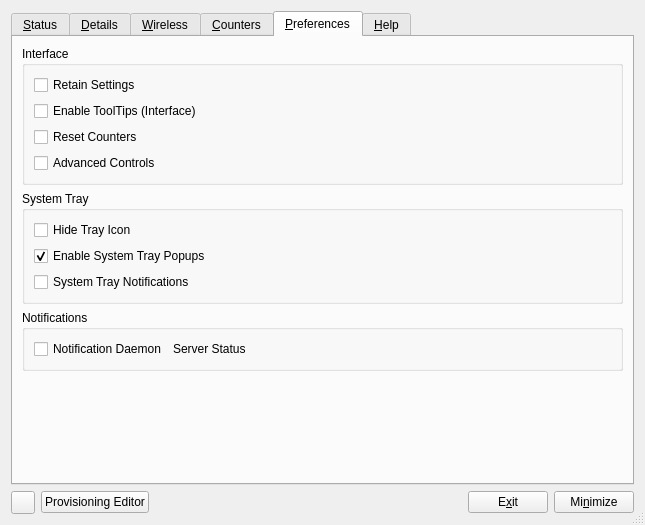
Old version of the form apps/cmstapp/code/control_box/ui/controlbox.ui in the repository andrew-bibb/cmst.
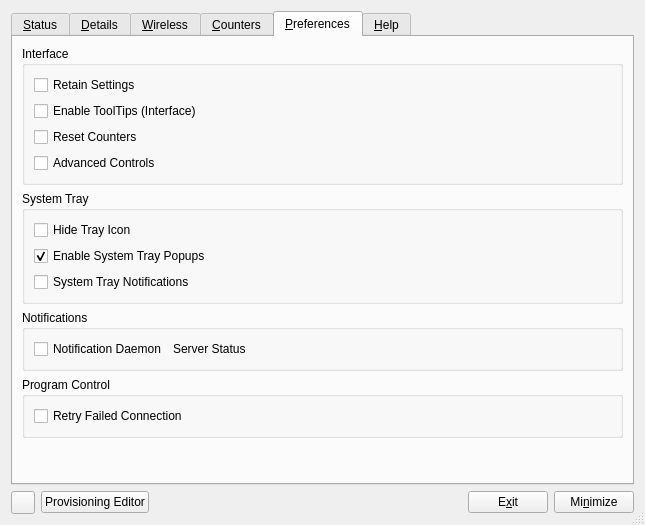
New version of the form. The open tabs and pages were chosen to show the change. Icons and pictures are not drawn.

Patch:
```diff
--- a/apps/cmstapp/code/control_box/ui/controlbox.ui
+++ b/apps/cmstapp/code/control_box/ui/controlbox.ui
@@ -872,7 +872,7 @@
          </layout>
         </widget>
        </item>
-       <item row="5" column="0">
+       <item row="6" column="0">
         <spacer name="verticalSpacer_4">
          <property name="orientation">
           <enum>Qt::Vertical</enum>
@@ -974,6 +974,25 @@
          </layout>
         </widget>
        </item>
+       <item row="5" column="0">
+        <widget class="QGroupBox" name="groupBox">
+         <property name="title">
+          <string>Program Control</string>
+         </property>
+         <layout class="QVBoxLayout" name="verticalLayout_12">
+          <item>
+           <widget class="QCheckBox" name="checkBox_retryfailed">
+            <property name="whatsThis">
+             <string>&lt;html&gt;&lt;head/&gt;&lt;body&gt;&lt;p&gt;If a Connman service falls into the &amp;quot;Failed&amp;quot; state it will normally remain in that state.&lt;/p&gt;&lt;p&gt;If this box is checked CMST will try to automatically reconnect a WiFi service that enters the &amp;quot;Failed&amp;quot; state. &lt;/p&gt;&lt;/body&gt;&lt;/html&gt;</string>
+            </property>
+            <property name="text">
+             <string>Retry Failed Connection</string>
+            </property>
+           </widget>
+          </item>
+         </layout>
+        </widget>
+       </item>
       </layout>
      </widget>
      <widget class="QWidget" name="Help">
```
